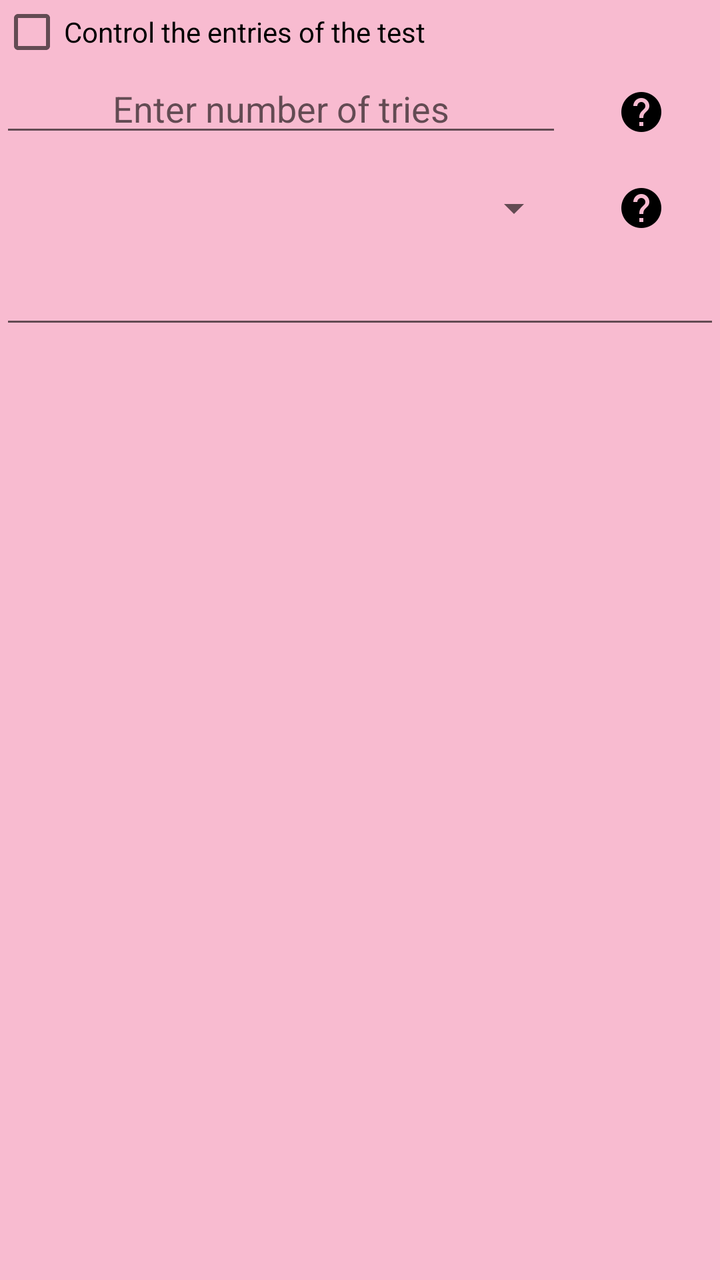
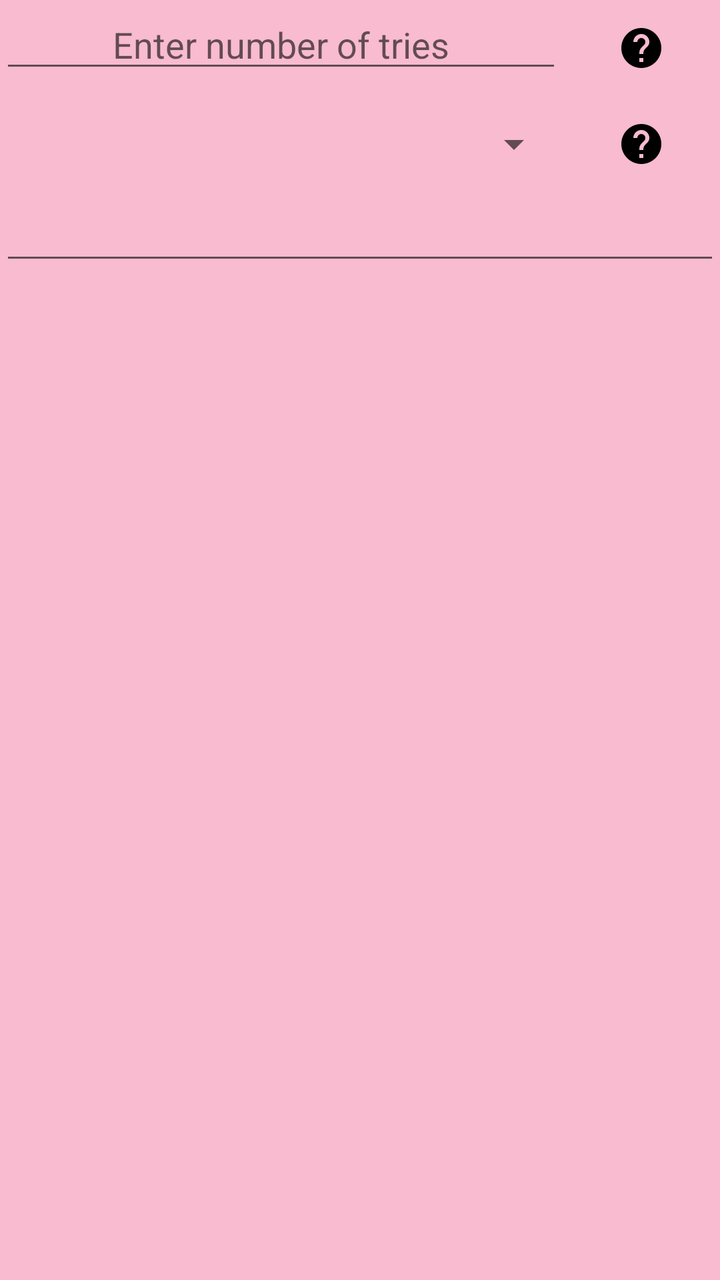

Two renders of the same Android screen: before a commit and after it. Below are the layout's source before the change and the commit's diff.
<!-- AndroidManifest.xml: application theme MyMaterialTheme -->
<!-- res/layout/quick_test_dialog_fragment.xml -->
<?xml version="1.0" encoding="utf-8"?>
<ScrollView
    android:layout_width="match_parent"
    android:layout_height="match_parent"
    xmlns:android="http://schemas.android.com/apk/res/android" >
<LinearLayout
    android:layout_width="match_parent"
    android:layout_height="wrap_content"
    android:orientation="vertical">

    <CheckBox
        android:id="@+id/control_test_entries"
        android:layout_width="wrap_content"
        android:layout_height="wrap_content"
        android:text="@string/control_the_entries_of_the_test" />

    <LinearLayout
        android:id="@+id/control_options"
        android:layout_width="match_parent"
        android:layout_height="wrap_content"
        android:orientation="vertical"
        android:visibility="gone">

        <LinearLayout
            android:layout_width="match_parent"
            android:layout_height="wrap_content"
            android:gravity="center"
            android:orientation="horizontal"
            android:weightSum="2">

            <LinearLayout
                android:layout_width="0dp"
                android:layout_height="wrap_content"
                android:layout_weight="1"
                android:orientation="vertical">

                <TextView
                    android:layout_width="wrap_content"
                    android:layout_height="wrap_content"
                    android:text="@string/select_percentage_of_controlled_portion" />

                <Spinner
                    android:id="@+id/controlled_portion"
                    android:layout_width="wrap_content"
                    android:layout_height="wrap_content"
                    android:layout_margin="7dp"
                    android:drawSelectorOnTop="true"
                    android:entries="@array/controlled_portion_percentages" />
            </LinearLayout>

            <LinearLayout
                android:layout_width="0dp"
                android:layout_height="wrap_content"
                android:layout_weight="1"
                android:orientation="vertical">

                <TextView
                    android:layout_width="wrap_content"
                    android:layout_height="wrap_content"
                    android:text="@string/select_percentage_of_uncontrolled_portion" />

                <Spinner
                    android:id="@+id/uncontrolled_portion"
                    android:layout_width="wrap_content"
                    android:layout_height="wrap_content"
                    android:layout_margin="7dp"
                    android:drawSelectorOnTop="true"
                    android:entries="@array/uncontrolled_portion_percentages" />
            </LinearLayout>
        </LinearLayout>

        <LinearLayout
            android:layout_width="match_parent"
            android:layout_height="wrap_content"
            android:orientation="horizontal"
            android:weightSum="2">

            <LinearLayout
                android:layout_width="0dp"
                android:layout_height="wrap_content"
                android:layout_weight="1"
                android:orientation="vertical">

                <TextView
                    android:layout_width="wrap_content"
                    android:layout_height="wrap_content"
                    android:text="@string/select_rank" />

                <Spinner
                    android:id="@+id/spinner_rank"
                    android:layout_width="wrap_content"
                    android:layout_height="wrap_content"
                    android:layout_margin="7dp"

                    android:drawSelectorOnTop="true"
                    android:entries="@array/rank" />
            </LinearLayout>

            <LinearLayout
                android:layout_width="0dp"
                android:layout_height="wrap_content"
                android:layout_weight="1"
                android:orientation="vertical">

                <TextView
                    android:layout_width="wrap_content"
                    android:layout_height="wrap_content"
                    android:text="@string/select_wrongness_level" />

                <Spinner
                    android:id="@+id/spinner_wrongness_percentage"
                    android:layout_width="wrap_content"
                    android:layout_height="wrap_content"
                    android:layout_margin="7dp"
                    android:drawSelectorOnTop="true"
                    android:entries="@array/wrongness_percentages" />
            </LinearLayout>
        </LinearLayout>


    </LinearLayout>

    <LinearLayout
        android:layout_width="match_parent"
        android:layout_height="wrap_content"
        android:orientation="horizontal"
        android:weightSum="10">

        <EditText
            android:id="@+id/number_of_tries"
            android:layout_width="match_parent"
            android:layout_height="wrap_content"
            android:layout_weight="9"
            android:hint="@string/enter_tries_number"
            android:imeOptions="flagNoExtractUi"
            android:inputType="number"
            android:gravity="center"/>

        <ImageButton
            android:id="@+id/number_of_tries_help"
            android:layout_width="wrap_content"
            android:layout_height="wrap_content"
            android:layout_weight="1"

            android:src="@drawable/ic_help_black_24dp"
            style="@style/Widget.AppCompat.Button.Borderless"/>
    </LinearLayout>



    <LinearLayout
        android:layout_width="match_parent"
        android:layout_height="match_parent"
        android:gravity="center"
        android:orientation="horizontal"
        android:weightSum="10">
        <Spinner
            android:id="@+id/number_or_percentage"
            android:layout_width="match_parent"
            android:layout_height="wrap_content"
            android:layout_weight="9"/>

        <ImageButton
            android:id="@+id/percentage_or_number_help"
            android:layout_width="wrap_content"
            android:layout_height="wrap_content"
            android:layout_weight="1"
            android:src="@drawable/ic_help_black_24dp"
            style="@style/Widget.AppCompat.Button.Borderless"/>

    </LinearLayout>

    <EditText
        android:id="@+id/number"
        android:layout_width="match_parent"
        android:layout_height="wrap_content"
        android:layout_weight="9"
        android:imeOptions="flagNoExtractUi"
        android:inputType="number"
        android:gravity="center"/>



</LinearLayout>
    </ScrollView>
<!-- resources referenced by this layout -->
<resources>
  <string-array name="controlled_portion_percentages" translatable="false">
          <item>20%</item>
          <item>40%</item>
          <item>50%</item>
          <item>60%</item>
          <item>80%</item>
          <item>100%</item>
      </string-array>
  <string-array name="rank">
          <item>Low</item>
          <item>Moderate</item>
          <item>Important</item>
          <item>Vital</item>
      </string-array>
  <string-array name="uncontrolled_portion_percentages" translatable="false">
          <item>0%</item>
          <item>20%</item>
          <item>40%</item>
          <item>50%</item>
          <item>60%</item>
          <item>80%</item>
      </string-array>
  <string-array name="wrongness_percentages" translatable="false">
          <item>0%</item>
          <item>20%</item>
          <item>40%</item>
          <item>60%</item>
          <item>80%</item>
          <item>100%</item>
      </string-array>
  <!-- drawable ic_help_black_24dp: png bitmap (drawable-hdpi, 458 bytes) -->
  <string name="control_the_entries_of_the_test">Control the entries of the test</string>
  <string name="enter_tries_number">Enter number of tries</string>
  <string name="select_percentage_of_controlled_portion">The controlled portion is:</string>
  <string name="select_percentage_of_uncontrolled_portion">The uncontrolled portion is:</string>
  <string name="select_rank">Select rank:</string>
  <string name="select_wrongness_level">Select wrongness level:</string>
  <style name="MyMaterialTheme" parent="MyMaterialTheme.Base">
  
      </style>
  <style name="MyMaterialTheme.Base" parent="Theme.AppCompat.Light.DarkActionBar">
          <item name="windowNoTitle">true</item>
          <item name="windowActionBar">false</item>
          <item name="colorPrimary">@color/colorPrimary</item>
          <item name="colorPrimaryDark">@color/colorPrimaryDark</item>
          <item name="colorAccent">@color/colorAccent</item>
          <item name="android:windowBackground">@color/windowBackground</item>
      </style>
  <color name="colorPrimary">#EC407A</color>
  <color name="colorPrimaryDark">#AD1457</color>
  <color name="colorAccent">#EA80FC</color>
  <color name="windowBackground">#F8BBD0</color>
</resources>

<!-- the commit's change to res/layout/quick_test_dialog_fragment.xml (unified diff, before → after) -->
@@ -8,117 +8,7 @@
     android:layout_height="wrap_content"
     android:orientation="vertical">
 
-    <CheckBox
-        android:id="@+id/control_test_entries"
-        android:layout_width="wrap_content"
-        android:layout_height="wrap_content"
-        android:text="@string/control_the_entries_of_the_test" />
 
-    <LinearLayout
-        android:id="@+id/control_options"
-        android:layout_width="match_parent"
-        android:layout_height="wrap_content"
-        android:orientation="vertical"
-        android:visibility="gone">
-
-        <LinearLayout
-            android:layout_width="match_parent"
-            android:layout_height="wrap_content"
-            android:gravity="center"
-            android:orientation="horizontal"
-            android:weightSum="2">
-
-            <LinearLayout
-                android:layout_width="0dp"
-                android:layout_height="wrap_content"
-                android:layout_weight="1"
-                android:orientation="vertical">
-
-                <TextView
-                    android:layout_width="wrap_content"
-                    android:layout_height="wrap_content"
-                    android:text="@string/select_percentage_of_controlled_portion" />
-
-                <Spinner
-                    android:id="@+id/controlled_portion"
-                    android:layout_width="wrap_content"
-                    android:layout_height="wrap_content"
-                    android:layout_margin="7dp"
-                    android:drawSelectorOnTop="true"
-                    android:entries="@array/controlled_portion_percentages" />
-            </LinearLayout>
-
-            <LinearLayout
-                android:layout_width="0dp"
-                android:layout_height="wrap_content"
-                android:layout_weight="1"
-                android:orientation="vertical">
-
-                <TextView
-                    android:layout_width="wrap_content"
-                    android:layout_height="wrap_content"
-                    android:text="@string/select_percentage_of_uncontrolled_portion" />
-
-                <Spinner
-                    android:id="@+id/uncontrolled_portion"
-                    android:layout_width="wrap_content"
-                    android:layout_height="wrap_content"
-                    android:layout_margin="7dp"
-                    android:drawSelectorOnTop="true"
-                    android:entries="@array/uncontrolled_portion_percentages" />
-            </LinearLayout>
-        </LinearLayout>
-
-        <LinearLayout
-            android:layout_width="match_parent"
-            android:layout_height="wrap_content"
-            android:orientation="horizontal"
-            android:weightSum="2">
-
-            <LinearLayout
-                android:layout_width="0dp"
-                android:layout_height="wrap_content"
-                android:layout_weight="1"
-                android:orientation="vertical">
-
-                <TextView
-                    android:layout_width="wrap_content"
-                    android:layout_height="wrap_content"
-                    android:text="@string/select_rank" />
-
-                <Spinner
-                    android:id="@+id/spinner_rank"
-                    android:layout_width="wrap_content"
-                    android:layout_height="wrap_content"
-                    android:layout_margin="7dp"
-
-                    android:drawSelectorOnTop="true"
-                    android:entries="@array/rank" />
-            </LinearLayout>
-
-            <LinearLayout
-                android:layout_width="0dp"
-                android:layout_height="wrap_content"
-                android:layout_weight="1"
-                android:orientation="vertical">
-
-                <TextView
-                    android:layout_width="wrap_content"
-                    android:layout_height="wrap_content"
-                    android:text="@string/select_wrongness_level" />
-
-                <Spinner
-                    android:id="@+id/spinner_wrongness_percentage"
-                    android:layout_width="wrap_content"
-                    android:layout_height="wrap_content"
-                    android:layout_margin="7dp"
-                    android:drawSelectorOnTop="true"
-                    android:entries="@array/wrongness_percentages" />
-            </LinearLayout>
-        </LinearLayout>
-
-
-    </LinearLayout>
 
     <LinearLayout
         android:layout_width="match_parent"
<!-- resource entries referenced after the edit -->
@@ -1,42 +1,7 @@
 <!-- resources referenced by this layout -->
 <resources>
-  <string-array name="controlled_portion_percentages" translatable="false">
-          <item>20%</item>
-          <item>40%</item>
-          <item>50%</item>
-          <item>60%</item>
-          <item>80%</item>
-          <item>100%</item>
-      </string-array>
-  <string-array name="rank">
-          <item>Low</item>
-          <item>Moderate</item>
-          <item>Important</item>
-          <item>Vital</item>
-      </string-array>
-  <string-array name="uncontrolled_portion_percentages" translatable="false">
-          <item>0%</item>
-          <item>20%</item>
-          <item>40%</item>
-          <item>50%</item>
-          <item>60%</item>
-          <item>80%</item>
-      </string-array>
-  <string-array name="wrongness_percentages" translatable="false">
-          <item>0%</item>
-          <item>20%</item>
-          <item>40%</item>
-          <item>60%</item>
-          <item>80%</item>
-          <item>100%</item>
-      </string-array>
   <!-- drawable ic_help_black_24dp: png bitmap (drawable-hdpi, 458 bytes) -->
-  <string name="control_the_entries_of_the_test">Control the entries of the test</string>
   <string name="enter_tries_number">Enter number of tries</string>
-  <string name="select_percentage_of_controlled_portion">The controlled portion is:</string>
-  <string name="select_percentage_of_uncontrolled_portion">The uncontrolled portion is:</string>
-  <string name="select_rank">Select rank:</string>
-  <string name="select_wrongness_level">Select wrongness level:</string>
   <style name="MyMaterialTheme" parent="MyMaterialTheme.Base">
   
       </style>
